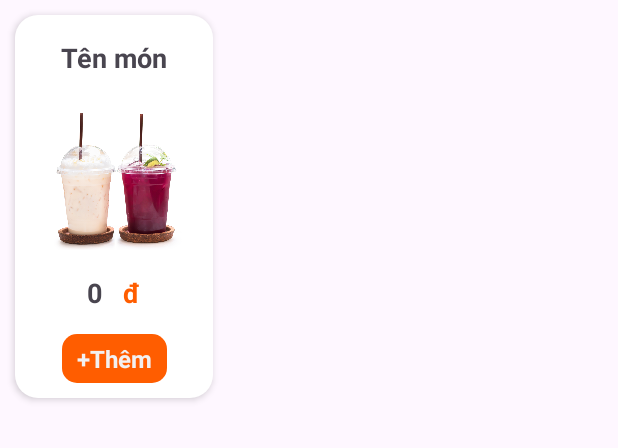
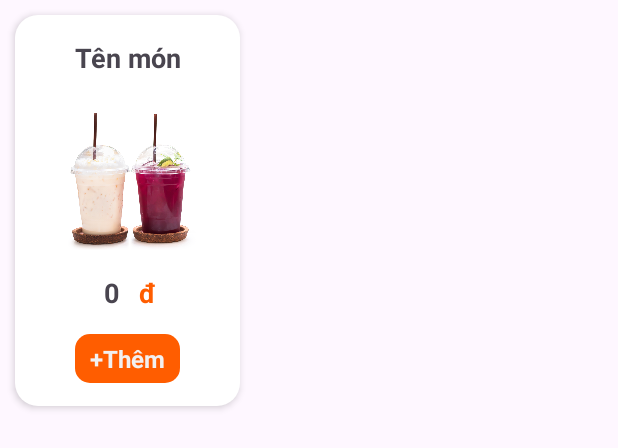
Before and after one commit to damthao2003/FoodApp, an Android app: the layout viewholder_food.xml on its own in the app's theme, with its tools: preview values and no code run, on a phone screen of 412 x 824 dp. Shown: the top 448 px of the screen. Run offline under Robolectric (Android 15) with nearby library versions, the phone set to English and light mode, and no system bars.

Commit message:
update popular food in view main

```diff
--- a/app/src/main/java/com/example/foodorderingapp/model/Adaptor/FoodAdapter.java
+++ b/app/src/main/java/com/example/foodorderingapp/model/Adaptor/FoodAdapter.java
@@ -38,8 +38,8 @@ public class FoodAdapter extends RecyclerView.Adapter<FoodAdapter.ViewHolder> {
         if(food == null){
             return;
         }
-        holder.foodName.setText(popularFood.get(position).getTitle());
-        holder.fee.setText(String.valueOf(popularFood.get(position).getFee()));
+        holder.foodName.setText(food.getTitle());
+        holder.fee.setText(String.valueOf(food.getFee()));
 
         Glide.with(holder.itemView.getContext()).
                 load(food.getPic()).
--- a/app/src/main/res/layout/activity_main.xml
+++ b/app/src/main/res/layout/activity_main.xml
@@ -215,6 +215,7 @@
                     android:layout_weight="0.2"
                     android:orientation="vertical">
 
+
                     <ImageView
                         android:id="@+id/imageView5"
                         android:layout_width="50dp"
@@ -222,7 +223,6 @@
                         android:layout_margin="10dp"
                         android:layout_weight="1"
                         app:srcCompat="@drawable/cart_icon" />
-
 
                     <TextView
                         android:id="@+id/textView5"
--- a/app/src/main/res/layout/viewholder_food.xml
+++ b/app/src/main/res/layout/viewholder_food.xml
@@ -2,7 +2,7 @@
 <androidx.constraintlayout.widget.ConstraintLayout xmlns:android="http://schemas.android.com/apk/res/android"
     xmlns:app="http://schemas.android.com/apk/res-auto"
     xmlns:tools="http://schemas.android.com/tools"
-    android:layout_width="wrap_content"
+    android:layout_width="150dp"
     android:layout_height="wrap_content"
     android:layout_margin="10dp"
     android:background="@drawable/card_background"
@@ -12,9 +12,9 @@
         android:id="@+id/foodName"
         android:layout_width="wrap_content"
         android:layout_height="wrap_content"
-        android:layout_marginStart="8dp"
+        android:layout_marginStart="5dp"
         android:layout_marginTop="16dp"
-        android:layout_marginEnd="8dp"
+        android:layout_marginEnd="5dp"
         android:text="Tên món"
         android:textSize="18sp"
         android:textStyle="bold"
@@ -30,7 +30,6 @@
         android:layout_marginTop="16dp"
         android:layout_marginEnd="16dp"
         app:layout_constraintEnd_toEndOf="parent"
-        app:layout_constraintHorizontal_bias="0.0"
         app:layout_constraintStart_toStartOf="parent"
         app:layout_constraintTop_toBottomOf="@+id/foodName"
         app:srcCompat="@drawable/milk_tea1" />
@@ -70,7 +69,7 @@
         android:layout_width="wrap_content"
         android:layout_height="wrap_content"
         android:layout_marginTop="15dp"
-        android:layout_marginBottom="10dp"
+        android:layout_marginBottom="15dp"
         android:background="@drawable/orange_button"
         android:paddingLeft="10dp"
         android:paddingTop="5dp"
```
Also changed, not shown: app/src/main/java/com/example/foodorderingapp/model/Activity/MainActivity.java (+2 -15 lines).
